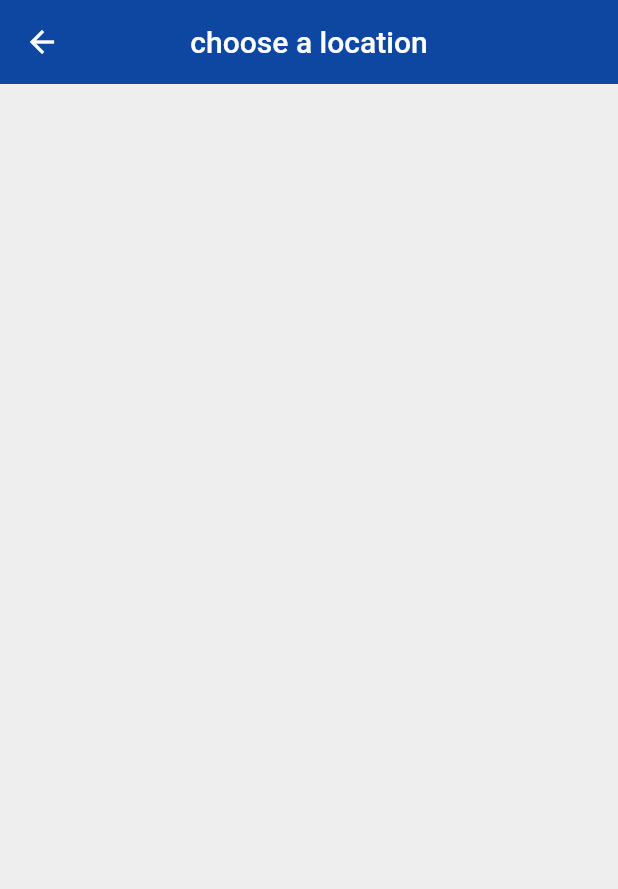
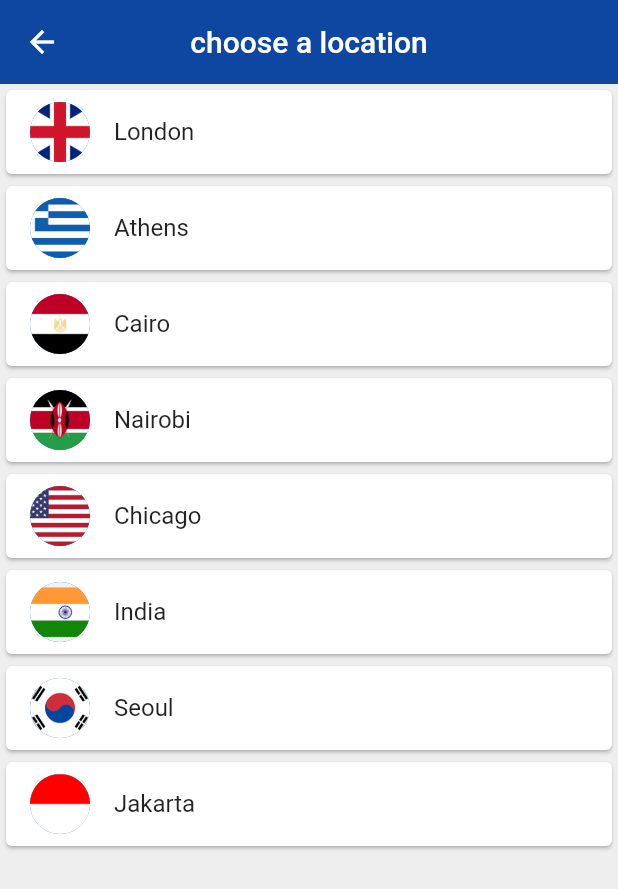
Before and after one commit to ayush572/FlutterWorldTimeApp, a Flutter app: the screen it shows after launch, after a tap on "Edit Location", on a phone screen of 412 x 824 dp. Shown: the top 889 px of the screen. Run offline on Flutter 3.47's test engine with Material 2 defaults, Android fonts, the phone set to English and light mode, and no system bars; our stand-ins replace flutter_spinkit; network calls fail.

Commit message:
Completed making the UI as well as the logic for the implementation for updation of time and displaying the same

```diff
--- a/lib/pages/choose_location.dart
+++ b/lib/pages/choose_location.dart
@@ -15,10 +15,30 @@ class _ChooseLocationState extends State<ChooseLocation> {
     WorldTime(endpoint: 'Africa/Cairo', location: 'Cairo', flag: 'egypt.png'),
     WorldTime(endpoint: 'Africa/Nairobi', location: 'Nairobi', flag: 'kenya.png'),
     WorldTime(endpoint: 'America/Chicago', location: 'Chicago', flag: 'usa.png'),
-    WorldTime(endpoint: 'Asia/India', location: 'New York', flag: 'india.png'),
+    WorldTime(endpoint: 'Asia/KolKata', location: 'India', flag: 'india.png'),
     WorldTime(endpoint: 'Asia/Seoul', location: 'Seoul', flag: 'south_korea.png'),
     WorldTime(endpoint: 'Asia/Jakarta', location: 'Jakarta', flag: 'indonesia.png'),
   ];
+
+  void updateTime(index) async{
+
+    //no new instance created but rather only the instance is stored inside this
+    //local variable
+    WorldTime instance = locations[index];
+
+    //from here, we have to pass the data to the home screen
+    await instance.getTime();
+
+    //navigate to home screen with data
+    //popping the previous screen that's sitting below it and updating the same
+    //by passing the data to the home screen
+    Navigator.pop(context,{
+      'location' : instance.location,
+      'flag' : instance.flag,
+      'time' : instance.time,
+      'isDayTime' : instance.isDayTime
+    });
+  }
   @override
   Widget build(BuildContext context) {
     print('Build fucntion ran');
@@ -30,6 +50,21 @@ class _ChooseLocationState extends State<ChooseLocation> {
         centerTitle: true,
         elevation: 0,
       ),
+      body: ListView.builder(
+        itemBuilder: (context,i){
+          return Card(
+            child: ListTile(
+              onTap: (){
+              updateTime(i);
+              },
+              title: Text(locations[i].location),
+              leading: CircleAvatar(
+                backgroundImage: AssetImage('assets/${locations[i].flag}'),
+              ),
+            )
+          );
+        },
+        itemCount: locations.length,)
     );
   }
 }
--- a/lib/pages/home.dart
+++ b/lib/pages/home.dart
@@ -11,7 +11,7 @@ class _HomeState extends State<Home> {
   Map<dynamic, dynamic> data = {};
   @override
   Widget build(BuildContext context) {
-    data = ModalRoute.of(context)!.settings.arguments as Map<dynamic, dynamic>;
+    data = data.isNotEmpty ? data : ModalRoute.of(context)!.settings.arguments as Map<dynamic, dynamic>;
     print("data is"+data.toString());
     String bgImg = data['isDayTime'] ? 'day.jpg' : 'night.jpg';
     Color bgColor = data['isDayTime'] ? Colors.blue : Colors.indigo;
@@ -29,9 +29,17 @@ class _HomeState extends State<Home> {
             child: Column(
               children: [
                 TextButton.icon(
-                  onPressed: () {
+                  onPressed: () async {
                     // navigating to different screen
-                    Navigator.pushNamed(context, '/location');
+                    dynamic result = await Navigator.pushNamed(context, '/location');
+                    setState(() {
+                      data = {
+                        'time' : result['time'],
+                        'location' : result['location'],
+                        'flag' : result['flag'],
+                        'isDayTime' : result['isDayTime'],
+                      };
+                    });
                   },
                   icon: Icon(
                       Icons.edit_location,
```
Also changed, not shown: assets/kenya.png (added).
